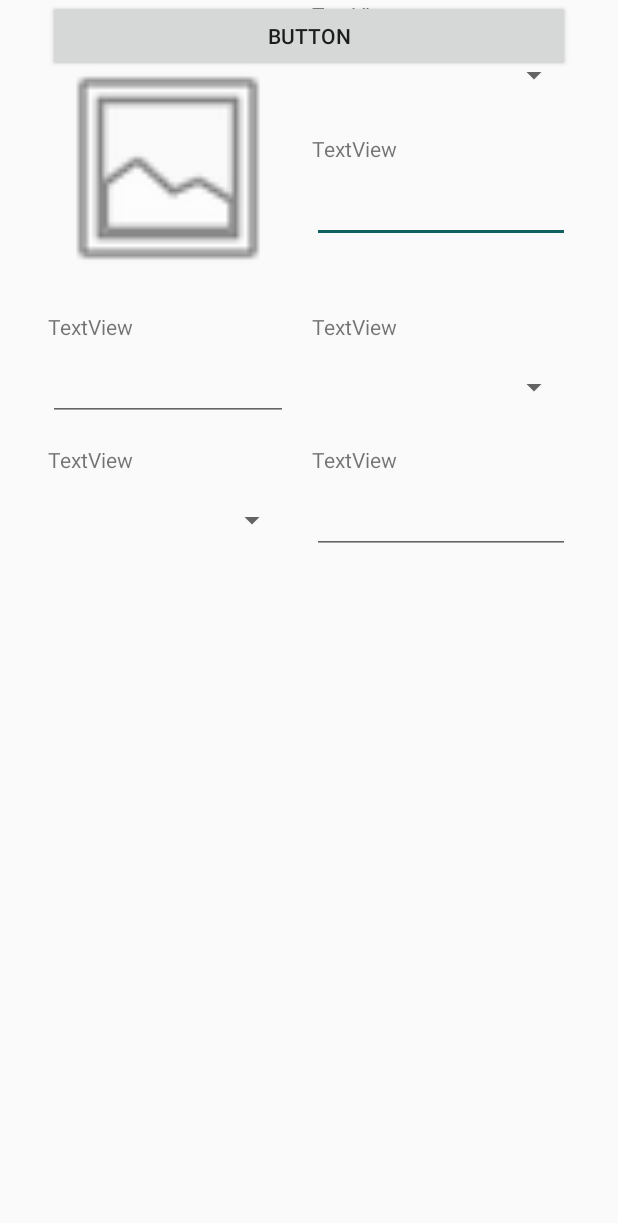
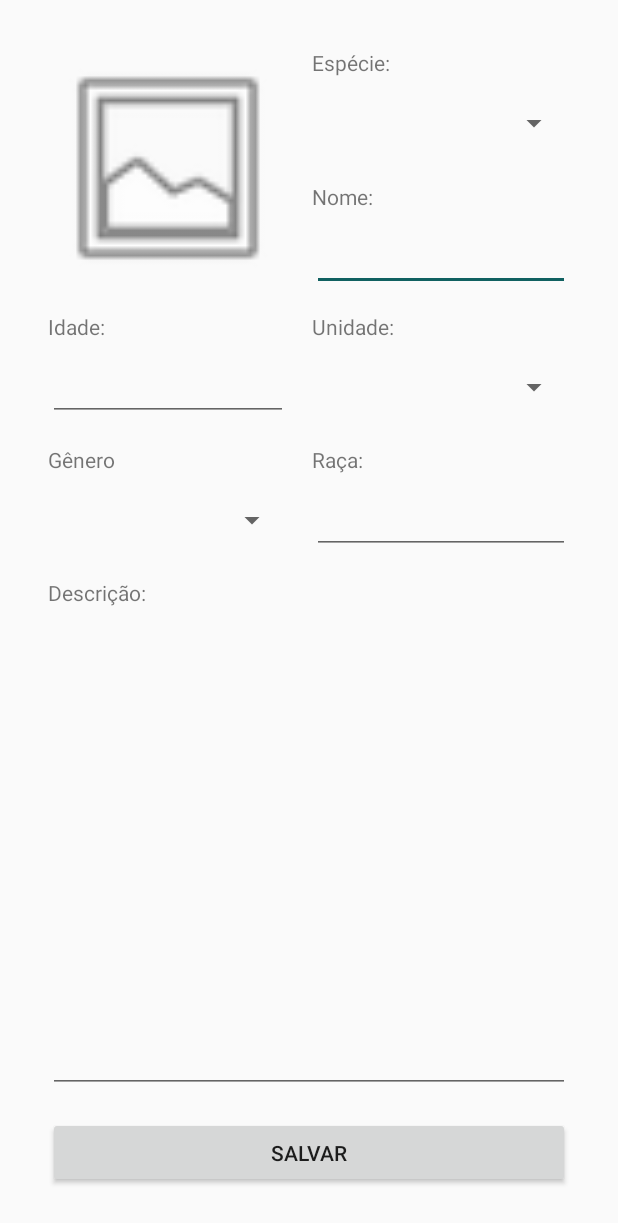
Before and after one commit to victorpereiradepaula/PetsForAll, an Android app: the AddPet screen opened directly, with no data from a screen before it, on a phone screen of 412 x 824 dp. Shown: the top 1223 px of the screen. Run offline under Robolectric (Android 15) with nearby library versions, the phone set to English and light mode, and no system bars.

Commit message:
layout updated

```diff
--- a/app/src/main/res/layout/activity_add_pet.xml
+++ b/app/src/main/res/layout/activity_add_pet.xml
@@ -11,7 +11,7 @@
         android:layout_width="0dp"
         android:layout_height="wrap_content"
         android:layout_marginTop="16dp"
-        android:text="TextView"
+        android:text="@string/label_name"
         app:layout_constraintEnd_toEndOf="@+id/spinner2"
         app:layout_constraintStart_toStartOf="@+id/spinner2"
         app:layout_constraintTop_toBottomOf="@+id/spinner2" />
@@ -21,7 +21,7 @@
         android:layout_width="0dp"
         android:layout_height="wrap_content"
         android:layout_marginTop="16dp"
-        android:text="TextView"
+        android:text="@string/label_age"
         app:layout_constraintEnd_toEndOf="@+id/imageView"
         app:layout_constraintStart_toStartOf="@+id/imageView"
         app:layout_constraintTop_toBottomOf="@+id/imageView" />
@@ -31,7 +31,7 @@
         android:layout_width="0dp"
         android:layout_height="wrap_content"
         android:layout_marginTop="16dp"
-        android:text="TextView"
+        android:text="@string/label_gender"
         app:layout_constraintEnd_toEndOf="@+id/editText10"
         app:layout_constraintStart_toStartOf="@+id/editText10"
         app:layout_constraintTop_toBottomOf="@+id/editText10" />
@@ -40,7 +40,7 @@
         android:id="@+id/textView22"
         android:layout_width="0dp"
         android:layout_height="wrap_content"
-        android:text="TextView"
+        android:text="@string/label_race"
         app:layout_constraintEnd_toEndOf="@+id/spinner"
         app:layout_constraintStart_toStartOf="@+id/spinner"
         app:layout_constraintTop_toTopOf="@+id/textView21" />
@@ -53,10 +53,10 @@
         android:layout_marginLeft="16dp"
         android:layout_marginRight="32dp"
         android:layout_marginStart="16dp"
-        android:text="TextView"
+        android:text="@string/label_species"
         app:layout_constraintEnd_toEndOf="parent"
         app:layout_constraintStart_toEndOf="@+id/imageView"
-        tools:layout_editor_absoluteY="33dp" />
+        app:layout_constraintTop_toTopOf="@+id/imageView" />
 
     <ImageView
         android:id="@+id/imageView"
@@ -96,7 +96,7 @@
         android:id="@+id/textView24"
         android:layout_width="0dp"
         android:layout_height="wrap_content"
-        android:text="TextView"
+        android:text="@string/label_time_unit"
         app:layout_constraintEnd_toEndOf="@+id/editText7"
         app:layout_constraintStart_toStartOf="@+id/editText7"
         app:layout_constraintTop_toTopOf="@+id/textView20" />
@@ -143,9 +143,33 @@
     <Button
         android:id="@+id/button3"
         android:layout_width="0dp"
+        android:layout_height="47dp"
+        android:layout_marginBottom="32dp"
+        android:text="@string/button_save"
+        app:layout_constraintBottom_toBottomOf="parent"
+        app:layout_constraintEnd_toEndOf="@+id/editText8"
+        app:layout_constraintStart_toStartOf="@+id/spinner3" />
+
+    <TextView
+        android:id="@+id/textView25"
+        android:layout_width="0dp"
         android:layout_height="wrap_content"
-        android:text="Button"
+        android:layout_marginTop="16dp"
+        android:text="@string/label_description"
         app:layout_constraintEnd_toEndOf="@+id/editText8"
         app:layout_constraintStart_toStartOf="@+id/spinner3"
-        tools:layout_editor_absoluteY="475dp" />
+        app:layout_constraintTop_toBottomOf="@+id/spinner3" />
+
+    <EditText
+        android:id="@+id/editText9"
+        android:layout_width="0dp"
+        android:layout_height="0dp"
+        android:layout_marginBottom="16dp"
+        android:layout_marginTop="8dp"
+        android:ems="10"
+        android:inputType="textMultiLine"
+        app:layout_constraintBottom_toTopOf="@+id/button3"
+        app:layout_constraintEnd_toEndOf="@+id/textView25"
+        app:layout_constraintStart_toStartOf="@+id/textView25"
+        app:layout_constraintTop_toBottomOf="@+id/textView25" />
 </android.support.constraint.ConstraintLayout>
--- a/app/src/main/res/values/strings.xml
+++ b/app/src/main/res/values/strings.xml
@@ -14,7 +14,8 @@
     <string name="label_dogs">Cães:</string>
     <string name="label_cats">Gatos:</string>
     <string name="label_phone">Telefone:</string>
-    <string name="label_distance">Distância máxima</string>
+    <string name="label_distance">Distância máxima:</string>
+    <string name="label_time_unit">Unidade:</string>
 
     <!-- Buttons -->
     <string name="button_signin">Entrar</string>
@@ -22,6 +23,8 @@
     <string name="button_create">Criar</string>
     <string name="button_save">Salvar</string>
     <string name="button_recover_password">Esqueci minha senha</string>
+    <string name="button_logout">Sair</string>
+    <string name="button_delete_account">Apagar conta</string>
 
     <!-- Others -->
     <string name="donate">Doar</string>
@@ -35,7 +38,6 @@
     <string name="edit">Editar</string>
     <string name="adoption_setting">Configuração de adoção</string>
     <string name="contact">Contato</string>
-    <string name="logout">Sair</string>
     <string name="title_activity_login">Sign in</string>
     <string name="not_implemented">Funcionalidade não implementada nesta versão do aplicativo.</string>
 
```
Also changed, not shown: app/src/main/res/layout/fragment_edit_profile.xml (+23 -0 lines).
